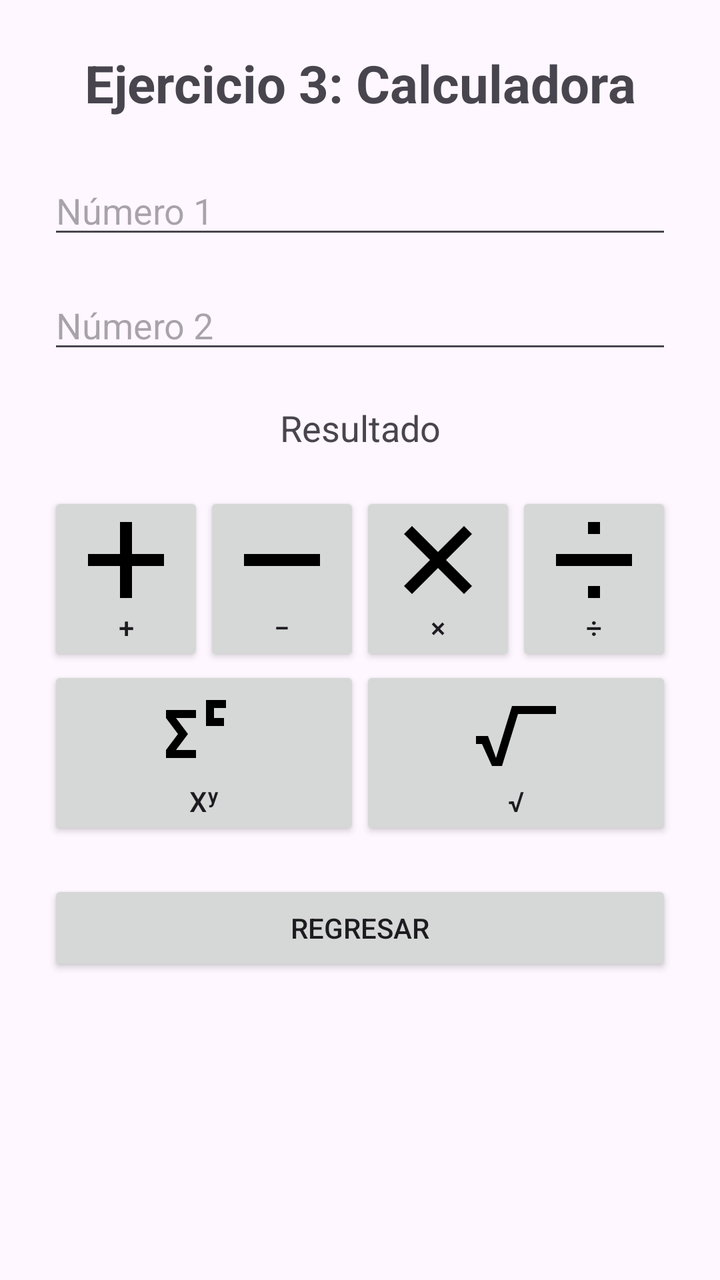
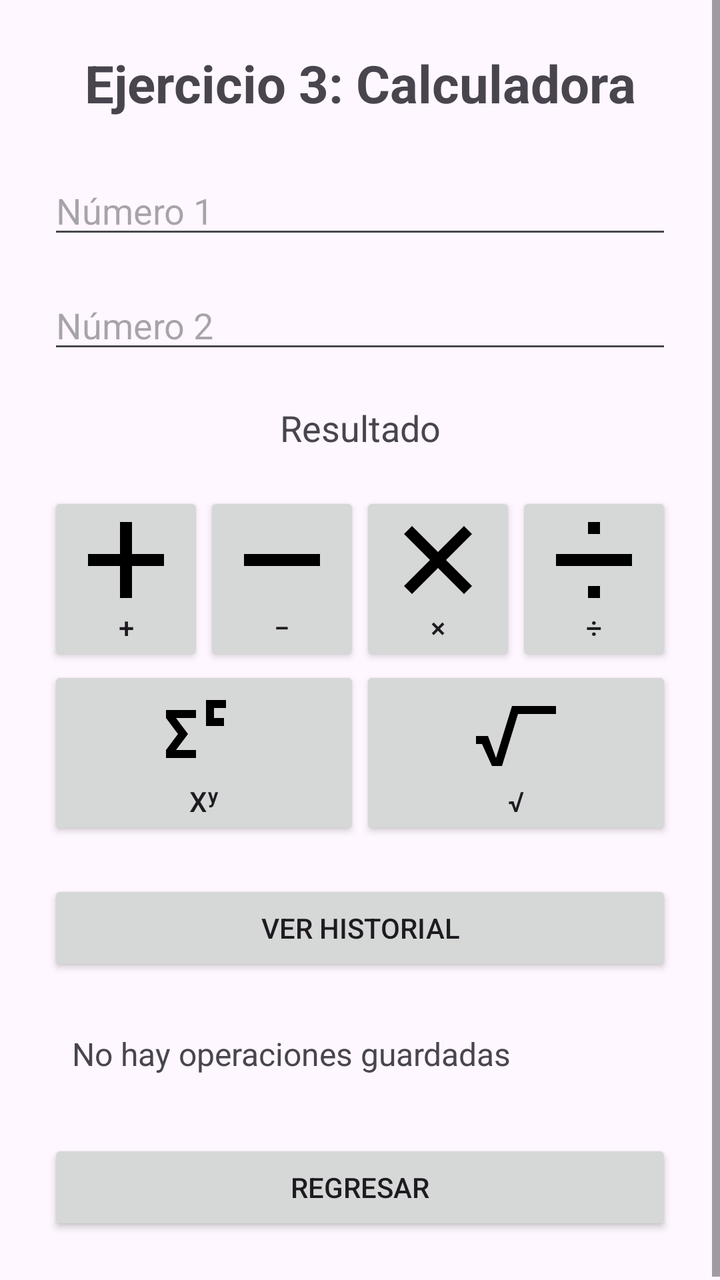

Before-and-after screenshots of an Android layout around one commit, followed by the original layout XML and the change that was made.
<!-- AndroidManifest.xml: application theme Theme.DesafioPractico -->
<!-- res/layout/activity_calculadora.xml -->
<?xml version="1.0" encoding="utf-8"?>
<LinearLayout
    xmlns:android="http://schemas.android.com/apk/res/android"
    android:layout_width="match_parent"
    android:layout_height="match_parent"
    android:orientation="vertical"
    android:padding="@dimen/margen_principal">

    <TextView
        android:id="@+id/tvTituloCalculadora"
        android:layout_width="match_parent"
        android:layout_height="wrap_content"
        android:text="@string/titulo_calculadora"
        android:textSize="@dimen/texto_titulo"
        android:textStyle="bold"
        android:gravity="center"
        android:layout_marginBottom="@dimen/margen_titulo" />

    <EditText
        android:id="@+id/etNumero1"
        android:layout_width="match_parent"
        android:layout_height="wrap_content"
        android:hint="@string/numero_1"
        android:inputType="numberDecimal|numberSigned"
        android:layout_marginBottom="@dimen/margen_campo" />

    <EditText
        android:id="@+id/etNumero2"
        android:layout_width="match_parent"
        android:layout_height="wrap_content"
        android:hint="@string/numero_2"
        android:inputType="numberDecimal|numberSigned"
        android:layout_marginBottom="@dimen/margen_resultado" />

    <TextView
        android:id="@+id/tvResultadoCalculadora"
        android:layout_width="match_parent"
        android:layout_height="wrap_content"
        android:text="@string/resultado_calculadora"
        android:textSize="@dimen/texto_resultado"
        android:gravity="center"
        android:layout_marginBottom="@dimen/margen_resultado" />

    <LinearLayout
        android:layout_width="match_parent"
        android:layout_height="wrap_content"
        android:orientation="horizontal">

        <Button
            android:id="@+id/btnSuma"
            android:layout_width="0dp"
            android:layout_height="wrap_content"
            android:layout_weight="1"
            android:text="@string/suma"
            android:drawableTop="@drawable/ic_suma"
            android:contentDescription="@string/suma" />

        <Button
            android:id="@+id/btnResta"
            android:layout_width="0dp"
            android:layout_height="wrap_content"
            android:layout_weight="1"
            android:text="@string/resta"
            android:drawableTop="@drawable/ic_resta"
            android:contentDescription="@string/resta" />

        <Button
            android:id="@+id/btnMultiplicacion"
            android:layout_width="0dp"
            android:layout_height="wrap_content"
            android:layout_weight="1"
            android:text="@string/multiplicacion"
            android:drawableTop="@drawable/ic_multiplicacion"
            android:contentDescription="@string/multiplicacion" />

        <Button
            android:id="@+id/btnDivision"
            android:layout_width="0dp"
            android:layout_height="wrap_content"
            android:layout_weight="1"
            android:text="@string/division"
            android:drawableTop="@drawable/ic_division"
            android:contentDescription="@string/division" />

    </LinearLayout>

    <LinearLayout
        android:layout_width="match_parent"
        android:layout_height="wrap_content"
        android:orientation="horizontal">

        <Button
            android:id="@+id/btnExponente"
            android:layout_width="0dp"
            android:layout_height="wrap_content"
            android:layout_weight="1"
            android:text="@string/exponente"
            android:drawableTop="@drawable/ic_exponente"
            android:contentDescription="@string/exponente" />

        <Button
            android:id="@+id/btnRaiz"
            android:layout_width="0dp"
            android:layout_height="wrap_content"
            android:layout_weight="1"
            android:text="@string/raiz"
            android:drawableTop="@drawable/ic_raiz"
            android:contentDescription="@string/raiz" />

    </LinearLayout>

    <Button
        android:id="@+id/btnRegresarCalculadora"
        android:layout_width="match_parent"
        android:layout_height="wrap_content"
        android:text="@string/regresar"
        android:layout_marginTop="@dimen/margen_resultado" />

</LinearLayout>
<!-- resources referenced by this layout -->
<resources>
  <dimen name="margen_campo">16dp</dimen>
  <dimen name="margen_principal">24dp</dimen>
  <dimen name="margen_resultado">20dp</dimen>
  <dimen name="margen_titulo">24dp</dimen>
  <dimen name="texto_resultado">18sp</dimen>
  <dimen name="texto_titulo">26sp</dimen>
  <!-- drawable ic_division (drawable) -->
  <vector xmlns:android="http://schemas.android.com/apk/res/android"
      android:width="48dp"
      android:height="48dp"
      android:viewportWidth="48"
      android:viewportHeight="48">
  
      <path
          android:fillColor="#000000"
          android:pathData="M21,5 L27,5 L27,11 L21,11 Z M5,21 L43,21 L43,27 L5,27 Z M21,37 L27,37 L27,43 L21,43 Z" />
  
  </vector>
  <!-- drawable ic_exponente (drawable) -->
  <vector xmlns:android="http://schemas.android.com/apk/res/android"
      android:width="48dp"
      android:height="48dp"
      android:viewportWidth="48"
      android:viewportHeight="48">
  
      <path
          android:fillColor="#000000"
          android:pathData="M5,12 L20,12 L20,16 L10,16 L16,24 L10,32 L20,32 L20,36 L5,36 L5,32 L11,24 L5,16 Z" />
  
      <path
          android:fillColor="#000000"
          android:pathData="M25,7 L35,7 L35,11 L29,11 L29,16 L34,16 L34,20 L25,20 Z" />
  
  </vector>
  <!-- drawable ic_multiplicacion (drawable) -->
  <vector xmlns:android="http://schemas.android.com/apk/res/android"
      android:width="48dp"
      android:height="48dp"
      android:viewportWidth="48"
      android:viewportHeight="48">
  
      <path
          android:fillColor="#000000"
          android:pathData="M11,7 L24,20 L37,7 L41,11 L28,24 L41,37 L37,41 L24,28 L11,41 L7,37 L20,24 L7,11 Z" />
  
  </vector>
  <!-- drawable ic_raiz (drawable) -->
  <vector xmlns:android="http://schemas.android.com/apk/res/android"
      android:width="48dp"
      android:height="48dp"
      android:viewportWidth="48"
      android:viewportHeight="48">
  
      <path
          android:fillColor="#000000"
          android:pathData="M4,25 L10,25 L14,36 L22,10 L44,10 L44,14 L25,14 L17,40 L12,40 L7,29 L4,29 Z" />
  
  </vector>
  <!-- drawable ic_resta (drawable) -->
  <vector xmlns:android="http://schemas.android.com/apk/res/android"
      android:width="48dp"
      android:height="48dp"
      android:viewportWidth="48"
      android:viewportHeight="48">
  
      <path
          android:fillColor="#000000"
          android:pathData="M5,21 L43,21 L43,27 L5,27 Z" />
  
  </vector>
  <!-- drawable ic_suma (drawable) -->
  <vector xmlns:android="http://schemas.android.com/apk/res/android"
      android:width="48dp"
      android:height="48dp"
      android:viewportWidth="48"
      android:viewportHeight="48">
  
      <path
          android:fillColor="#000000"
          android:pathData="M21,5 L27,5 L27,21 L43,21 L43,27 L27,27 L27,43 L21,43 L21,27 L5,27 L5,21 L21,21 Z" />
  
  </vector>
  <string name="division">÷</string>
  <string name="exponente">xʸ</string>
  <string name="multiplicacion">×</string>
  <string name="numero_1">Número 1</string>
  <string name="numero_2">Número 2</string>
  <string name="raiz">√</string>
  <string name="regresar">Regresar</string>
  <string name="resta">−</string>
  <string name="resultado_calculadora">Resultado</string>
  <string name="suma">+</string>
  <string name="titulo_calculadora">Ejercicio 3: Calculadora</string>
  <style name="Theme.DesafioPractico" parent="Base.Theme.DesafioPractico" />
  <style name="Base.Theme.DesafioPractico" parent="Theme.Material3.DayNight.NoActionBar">
          
          
      </style>
</resources>

<!-- the commit's change to res/layout/activity_calculadora.xml (unified diff, before → after) -->
@@ -1,119 +1,141 @@
 <?xml version="1.0" encoding="utf-8"?>
-<LinearLayout
+<ScrollView
     xmlns:android="http://schemas.android.com/apk/res/android"
     android:layout_width="match_parent"
-    android:layout_height="match_parent"
-    android:orientation="vertical"
-    android:padding="@dimen/margen_principal">
-
-    <TextView
-        android:id="@+id/tvTituloCalculadora"
-        android:layout_width="match_parent"
-        android:layout_height="wrap_content"
-        android:text="@string/titulo_calculadora"
-        android:textSize="@dimen/texto_titulo"
-        android:textStyle="bold"
-        android:gravity="center"
-        android:layout_marginBottom="@dimen/margen_titulo" />
-
-    <EditText
-        android:id="@+id/etNumero1"
-        android:layout_width="match_parent"
-        android:layout_height="wrap_content"
-        android:hint="@string/numero_1"
-        android:inputType="numberDecimal|numberSigned"
-        android:layout_marginBottom="@dimen/margen_campo" />
-
-    <EditText
-        android:id="@+id/etNumero2"
-        android:layout_width="match_parent"
-        android:layout_height="wrap_content"
-        android:hint="@string/numero_2"
-        android:inputType="numberDecimal|numberSigned"
-        android:layout_marginBottom="@dimen/margen_resultado" />
-
-    <TextView
-        android:id="@+id/tvResultadoCalculadora"
-        android:layout_width="match_parent"
-        android:layout_height="wrap_content"
-        android:text="@string/resultado_calculadora"
-        android:textSize="@dimen/texto_resultado"
-        android:gravity="center"
-        android:layout_marginBottom="@dimen/margen_resultado" />
+    android:layout_height="match_parent">
 
     <LinearLayout
         android:layout_width="match_parent"
         android:layout_height="wrap_content"
-        android:orientation="horizontal">
+        android:orientation="vertical"
+        android:padding="@dimen/margen_principal">
+
+        <TextView
+            android:id="@+id/tvTituloCalculadora"
+            android:layout_width="match_parent"
+            android:layout_height="wrap_content"
+            android:text="@string/titulo_calculadora"
+            android:textSize="@dimen/texto_titulo"
+            android:textStyle="bold"
+            android:gravity="center"
+            android:layout_marginBottom="@dimen/margen_titulo" />
+
+        <EditText
+            android:id="@+id/etNumero1"
+            android:layout_width="match_parent"
+            android:layout_height="wrap_content"
+            android:hint="@string/numero_1"
+            android:inputType="numberDecimal|numberSigned"
+            android:layout_marginBottom="@dimen/margen_campo" />
+
+        <EditText
+            android:id="@+id/etNumero2"
+            android:layout_width="match_parent"
+            android:layout_height="wrap_content"
+            android:hint="@string/numero_2"
+            android:inputType="numberDecimal|numberSigned"
+            android:layout_marginBottom="@dimen/margen_resultado" />
+
+        <TextView
+            android:id="@+id/tvResultadoCalculadora"
+            android:layout_width="match_parent"
+            android:layout_height="wrap_content"
+            android:text="@string/resultado_calculadora"
+            android:textSize="@dimen/texto_resultado"
+            android:gravity="center"
+            android:layout_marginBottom="@dimen/margen_resultado" />
+
+        <LinearLayout
+            android:layout_width="match_parent"
+            android:layout_height="wrap_content"
+            android:orientation="horizontal">
+
+            <Button
+                android:id="@+id/btnSuma"
+                android:layout_width="0dp"
+                android:layout_height="wrap_content"
+                android:layout_weight="1"
+                android:text="@string/suma"
+                android:drawableTop="@drawable/ic_suma"
+                android:contentDescription="@string/suma" />
+
+            <Button
+                android:id="@+id/btnResta"
+                android:layout_width="0dp"
+                android:layout_height="wrap_content"
+                android:layout_weight="1"
+                android:text="@string/resta"
+                android:drawableTop="@drawable/ic_resta"
+                android:contentDescription="@string/resta" />
+
+            <Button
+                android:id="@+id/btnMultiplicacion"
+                android:layout_width="0dp"
+                android:layout_height="wrap_content"
+                android:layout_weight="1"
+                android:text="@string/multiplicacion"
+                android:drawableTop="@drawable/ic_multiplicacion"
+                android:contentDescription="@string/multiplicacion" />
+
+            <Button
+                android:id="@+id/btnDivision"
+                android:layout_width="0dp"
+                android:layout_height="wrap_content"
+                android:layout_weight="1"
+                android:text="@string/division"
+                android:drawableTop="@drawable/ic_division"
+                android:contentDescription="@string/division" />
+
+        </LinearLayout>
+
+        <LinearLayout
+            android:layout_width="match_parent"
+            android:layout_height="wrap_content"
+            android:orientation="horizontal">
+
+            <Button
+                android:id="@+id/btnExponente"
+                android:layout_width="0dp"
+                android:layout_height="wrap_content"
+                android:layout_weight="1"
+                android:text="@string/exponente"
+                android:drawableTop="@drawable/ic_exponente"
+                android:contentDescription="@string/exponente" />
+
+            <Button
+                android:id="@+id/btnRaiz"
+                android:layout_width="0dp"
+                android:layout_height="wrap_content"
+                android:layout_weight="1"
+                android:text="@string/raiz"
+                android:drawableTop="@drawable/ic_raiz"
+                android:contentDescription="@string/raiz" />
+
+        </LinearLayout>
 
         <Button
-            android:id="@+id/btnSuma"
-            android:layout_width="0dp"
+            android:id="@+id/btnVerHistorial"
+            android:layout_width="match_parent"
             android:layout_height="wrap_content"
-            android:layout_weight="1"
-            android:text="@string/suma"
-            android:drawableTop="@drawable/ic_suma"
-            android:contentDescription="@string/suma" />
+            android:text="@string/ver_historial"
+            android:layout_marginTop="@dimen/margen_resultado" />
+
+        <TextView
+            android:id="@+id/tvHistorial"
+            android:layout_width="match_parent"
+            android:layout_height="wrap_content"
+            android:text="@string/historial_vacio"
+            android:textSize="16sp"
+            android:padding="12dp"
+            android:layout_marginTop="@dimen/margen_campo" />
 
         <Button
-            android:id="@+id/btnResta"
-            android:layout_width="0dp"
+            android:id="@+id/btnRegresarCalculadora"
+            android:layout_width="match_parent"
             android:layout_height="wrap_content"
-            android:layout_weight="1"
-            android:text="@string/resta"
-            android:drawableTop="@drawable/ic_resta"
-            android:contentDescription="@string/resta" />
-
-        <Button
-            android:id="@+id/btnMultiplicacion"
-            android:layout_width="0dp"
-            android:layout_height="wrap_content"
-            android:layout_weight="1"
-            android:text="@string/multiplicacion"
-            android:drawableTop="@drawable/ic_multiplicacion"
-            android:contentDescription="@string/multiplicacion" />
-
-        <Button
-            android:id="@+id/btnDivision"
-            android:layout_width="0dp"
-            android:layout_height="wrap_content"
-            android:layout_weight="1"
-            android:text="@string/division"
-            android:drawableTop="@drawable/ic_division"
-            android:contentDescription="@string/division" />
+            android:text="@string/regresar"
+            android:layout_marginTop="@dimen/margen_resultado" />
 
     </LinearLayout>
 
-    <LinearLayout
-        android:layout_width="match_parent"
-        android:layout_height="wrap_content"
-        android:orientation="horizontal">
-
-        <Button
-            android:id="@+id/btnExponente"
-            android:layout_width="0dp"
-            android:layout_height="wrap_content"
-            android:layout_weight="1"
-            android:text="@string/exponente"
-            android:drawableTop="@drawable/ic_exponente"
-            android:contentDescription="@string/exponente" />
-
-        <Button
-            android:id="@+id/btnRaiz"
-            android:layout_width="0dp"
-            android:layout_height="wrap_content"
-            android:layout_weight="1"
-            android:text="@string/raiz"
-            android:drawableTop="@drawable/ic_raiz"
-            android:contentDescription="@string/raiz" />
-
-    </LinearLayout>
-
-    <Button
-        android:id="@+id/btnRegresarCalculadora"
-        android:layout_width="match_parent"
-        android:layout_height="wrap_content"
-        android:text="@string/regresar"
-        android:layout_marginTop="@dimen/margen_resultado" />
-
-</LinearLayout>
+</ScrollView>
<!-- resource entries referenced after the edit -->
@@ -84,6 +84,7 @@
   </vector>
   <string name="division">÷</string>
   <string name="exponente">xʸ</string>
+  <string name="historial_vacio">No hay operaciones guardadas</string>
   <string name="multiplicacion">×</string>
   <string name="numero_1">Número 1</string>
   <string name="numero_2">Número 2</string>
@@ -93,6 +94,7 @@
   <string name="resultado_calculadora">Resultado</string>
   <string name="suma">+</string>
   <string name="titulo_calculadora">Ejercicio 3: Calculadora</string>
+  <string name="ver_historial">Ver historial</string>
   <style name="Theme.DesafioPractico" parent="Base.Theme.DesafioPractico" />
   <style name="Base.Theme.DesafioPractico" parent="Theme.Material3.DayNight.NoActionBar">
           
